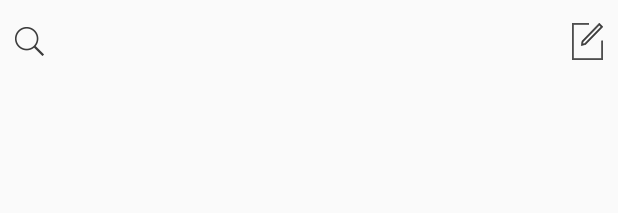
After one commit to zhizhi1hao/PickPerson, an Android app: the layout activity_launch_pick.xml on its own in the app's theme, with its tools: preview values and no code run, on a phone screen of 412 x 824 dp. The commit adds this screen. Shown: the top 213 px of the screen. Run offline under Robolectric (Android 15) with nearby library versions, the light colour scheme and no system bars.

Commit message:
UI框架

```diff
--- a/app/src/main/java/day10/qianfeng/com/pickperson/MainActivity.java
+++ b/app/src/main/java/day10/qianfeng/com/pickperson/MainActivity.java
@@ -17,6 +17,7 @@ public class MainActivity extends Activity {
     private TopBarView topBarView;
     private RadioGroup rg;
     private RadioButton rb_home;
+
 
 
     @Override
--- a/app/src/main/java/day10/qianfeng/com/pickperson/customview/TopBarView.java
+++ b/app/src/main/java/day10/qianfeng/com/pickperson/customview/TopBarView.java
@@ -109,6 +109,7 @@ public class TopBarView extends RelativeLayout {
         this.listener=listener;
     }
 
+
     public void setLeftImageViewIcon(Drawable drawable){
         leftImageView.setImageDrawable(drawable);
     }
--- /dev/null
+++ b/app/src/main/res/layout/activity_launch_pick.xml
@@ -0,0 +1,22 @@
+<LinearLayout xmlns:android="http://schemas.android.com/apk/res/android"
+    xmlns:tools="http://schemas.android.com/tools" android:layout_width="match_parent"
+    xmlns:custom="http://schemas.android.com/apk/res-auto"
+    android:layout_height="match_parent"
+    tools:context="day10.qianfeng.com.pickperson.activity.LaunchPickActivity"
+
+    >
+
+
+    <day10.qianfeng.com.pickperson.customview.TopBarView
+        android:id="@+id/topbar_lunchpick"
+        android:paddingLeft="10dp"
+        android:paddingRight="10dp"
+        android:layout_width="match_parent"
+        android:layout_height="55dp"
+        custom:leftImage="@drawable/search_icon"
+        custom:rightImage="@drawable/edit_icon"
+        custom:topbar_title="发捡人"
+
+        />
+
+</LinearLayout>
--- a/app/src/main/res/values/atts.xml
+++ b/app/src/main/res/values/atts.xml
@@ -7,6 +7,7 @@
         <attr name="leftImage" format="reference"/>
         <attr name="rightImage" format="reference"/>
 
+
     </declare-styleable>
 
 </resources>
```
Also changed, not shown: app/src/main/java/day10/qianfeng/com/pickperson/activity/LaunchPickActivity.java (added, +40 -0 lines), app/src/main/res/menu/menu_launch_pick.xml (added, +7 -0 lines), app/src/main/res/drawable-xxhdpi/bottom_check0_down.png (added), app/src/main/res/drawable-xxhdpi/bottom_check0_up.png (added), app/src/main/res/drawable-xxhdpi/bottom_check1_down.png (added), app/src/main/res/drawable-xxhdpi/bottom_check1_up.png (added), app/src/main/res/drawable-xxhdpi/bottom_check2_down.png (added), app/src/main/res/drawable-xxhdpi/bottom_check2_up.png (added), app/src/main/res/drawable-xxhdpi/bottom_check3_down.png (added), app/src/main/res/drawable-xxhdpi/bottom_check3_up.png (added).
